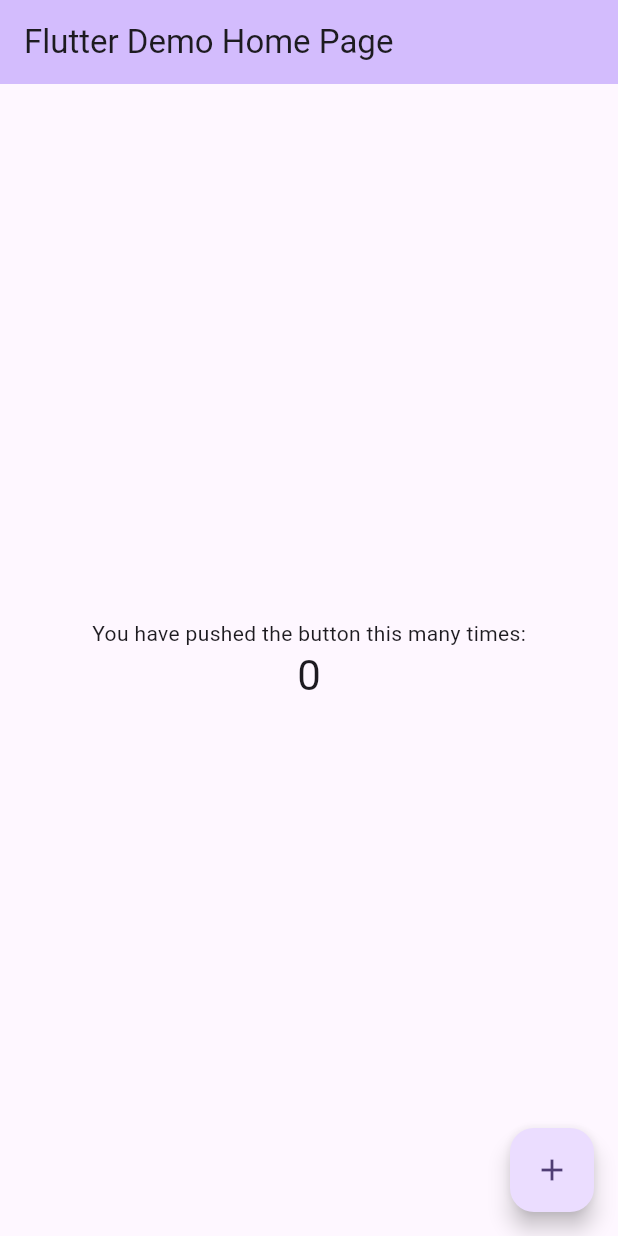
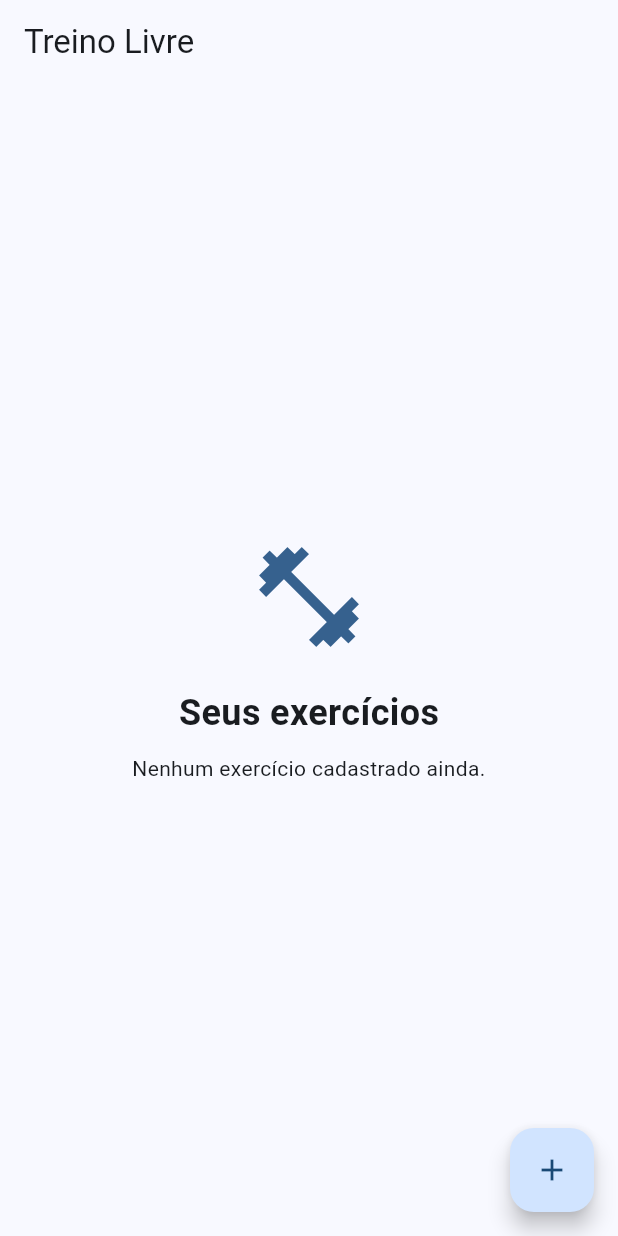
Before and after one commit to luizbernardojunior/treinolivre-app, a Flutter app: the screen it shows after launch, on a phone screen of 412 x 824 dp. Run offline on Flutter 3.47's test engine with Material 3 defaults, Android fonts, the phone set to English and light mode, and no system bars.

Commit message:
v0.2 - Personaliza tela inicial do Treino Livre

```diff
--- a/lib/main.dart
+++ b/lib/main.dart
@@ -1,120 +1,65 @@
 import 'package:flutter/material.dart';
 
 void main() {
-  runApp(const MyApp());
+  runApp(const TreinoLivreApp());
 }
 
-class MyApp extends StatelessWidget {
-  const MyApp({super.key});
+class TreinoLivreApp extends StatelessWidget {
+  const TreinoLivreApp({super.key});
 
-  // This widget is the root of your application.
   @override
   Widget build(BuildContext context) {
     return MaterialApp(
-      title: 'Flutter Demo',
+      debugShowCheckedModeBanner: false,
+      title: 'Treino Livre',
       theme: ThemeData(
-        // This is the theme of your application.
-        //
-        // TRY THIS: Try running your application with "flutter run". You'll see
-        // the application has a purple toolbar. Then, without quitting the app,
-        // try changing the seedColor in the colorScheme below to Colors.green
-        // and then invoke "hot reload" (save your changes or press the "hot
-        // reload" button in a Flutter-supported IDE, or press "r" if you used
-        // the command line to start the app).
-        //
-        // Notice that the counter didn't reset back to zero; the application
-        // state is not lost during the reload. To reset the state, use hot
-        // restart instead.
-        //
-        // This works for code too, not just values: Most code changes can be
-        // tested with just a hot reload.
-        colorScheme: .fromSeed(seedColor: Colors.deepPurple),
+        colorScheme: ColorScheme.fromSeed(
+          seedColor: Colors.blue,
+        ),
+        useMaterial3: true,
       ),
-      home: const MyHomePage(title: 'Flutter Demo Home Page'),
+      home: const HomePage(),
     );
   }
 }
 
-class MyHomePage extends StatefulWidget {
-  const MyHomePage({super.key, required this.title});
-
-  // This widget is the home page of your application. It is stateful, meaning
-  // that it has a State object (defined below) that contains fields that affect
-  // how it looks.
-
-  // This class is the configuration for the state. It holds the values (in this
-  // case the title) provided by the parent (in this case the App widget) and
-  // used by the build method of the State. Fields in a Widget subclass are
-  // always marked "final".
-
-  final String title;
-
-  @override
-  State<MyHomePage> createState() => _MyHomePageState();
-}
-
-class _MyHomePageState extends State<MyHomePage> {
-  int _counter = 0;
-
-  void _incrementCounter() {
-    setState(() {
-      // This call to setState tells the Flutter framework that something has
-      // changed in this State, which causes it to rerun the build method below
-      // so that the display can reflect the updated values. If we changed
-      // _counter without calling setState(), then the build method would not be
-      // called again, and so nothing would appear to happen.
-      _counter++;
-    });
-  }
+class HomePage extends StatelessWidget {
+  const HomePage({super.key});
 
   @override
   Widget build(BuildContext context) {
-    // This method is rerun every time setState is called, for instance as done
-    // by the _incrementCounter method above.
-    //
-    // The Flutter framework has been optimized to make rerunning build methods
-    // fast, so that you can just rebuild anything that needs updating rather
-    // than having to individually change instances of widgets.
     return Scaffold(
       appBar: AppBar(
-        // TRY THIS: Try changing the color here to a specific color (to
-        // Colors.amber, perhaps?) and trigger a hot reload to see the AppBar
-        // change color while the other colors stay the same.
-        backgroundColor: Theme.of(context).colorScheme.inversePrimary,
-        // Here we take the value from the MyHomePage object that was created by
-        // the App.build method, and use it to set our appbar title.
-        title: Text(widget.title),
+        title: const Text('Treino Livre'),
       ),
       body: Center(
-        // Center is a layout widget. It takes a single child and positions it
-        // in the middle of the parent.
         child: Column(
-          // Column is also a layout widget. It takes a list of children and
-          // arranges them vertically. By default, it sizes itself to fit its
-          // children horizontally, and tries to be as tall as its parent.
-          //
-          // Column has various properties to control how it sizes itself and
-          // how it positions its children. Here we use mainAxisAlignment to
-          // center the children vertically; the main axis here is the vertical
-          // axis because Columns are vertical (the cross axis would be
-          // horizontal).
-          //
-          // TRY THIS: Invoke "debug painting" (choose the "Toggle Debug Paint"
-          // action in the IDE, or press "p" in the console), to see the
-          // wireframe for each widget.
-          mainAxisAlignment: .center,
+          mainAxisAlignment: MainAxisAlignment.center,
           children: [
-            const Text('You have pushed the button this many times:'),
-            Text(
-              '$_counter',
-              style: Theme.of(context).textTheme.headlineMedium,
+            Icon(
+              Icons.fitness_center,
+              size: 80,
+              color: Theme.of(context).colorScheme.primary,
+            ),
+            const SizedBox(height: 20),
+            const Text(
+              'Seus exercícios',
+              style: TextStyle(
+                fontSize: 24,
+                fontWeight: FontWeight.bold,
+              ),
+            ),
+            const SizedBox(height: 10),
+            const Text(
+              'Nenhum exercício cadastrado ainda.',
+              textAlign: TextAlign.center,
             ),
           ],
         ),
       ),
       floatingActionButton: FloatingActionButton(
-        onPressed: _incrementCounter,
-        tooltip: 'Increment',
+        onPressed: () {},
+        tooltip: 'Adicionar exercício',
         child: const Icon(Icons.add),
       ),
     );
```
Also changed, not shown: lib/main_v01.dart (added, +123 -0 lines), 1 other file.
